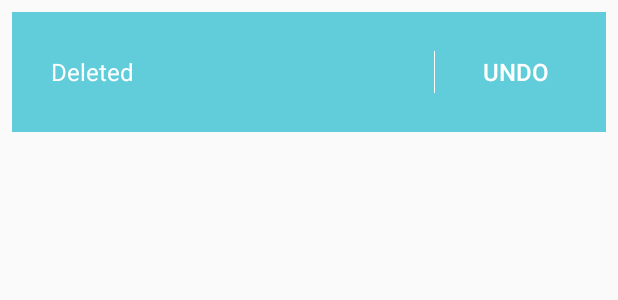
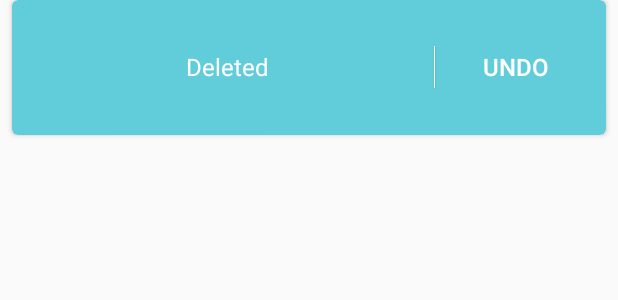
Before and after one commit to nattsw/ListViewAnimation, an Android app: the layout undo_row.xml on its own in the app's theme, with its tools: preview values and no code run, on a phone screen of 412 x 824 dp. Shown: the top 300 px of the screen. Run offline under Robolectric (Android 15) with nearby library versions, the phone set to English and light mode, and no system bars.

Commit message:
Undo row looks like notification layout.

```diff
--- a/app/src/main/res/layout/undo_row.xml
+++ b/app/src/main/res/layout/undo_row.xml
@@ -2,25 +2,42 @@
 <LinearLayout xmlns:android="http://schemas.android.com/apk/res/android"
     xmlns:tools="http://schemas.android.com/tools"
     android:layout_width="match_parent"
+    android:layout_height="wrap_content">
+
+    <android.support.v7.widget.CardView xmlns:app="http://schemas.android.com/tools"
+        xmlns:card_view="http://schemas.android.com/apk/res-auto"
+        android:id="@+id/notification_card"
+        android:layout_width="match_parent"
+        android:layout_height="@dimen/notification_height"
+        android:layout_marginBottom="@dimen/notification_bottom_margin"
+        android:layout_marginLeft="8dp"
+        android:layout_marginRight="8dp"
+        android:layout_marginTop="@dimen/notification_top_margin"
+        app:cardUseCompatPadding="true"
+        card_view:cardBackgroundColor="@color/blue_green_color"
+        card_view:cardCornerRadius="4dp"
+        card_view:contentPadding="16dp">
+
+        <LinearLayout
+            android:layout_width="match_parent"
             android:layout_height="wrap_content"
             android:orientation="horizontal"
-    android:layout_margin="8dp"
-    android:padding="16dp"
-    tools:ignore="overdraw"
-    android:background="@color/blue_green_color">
+            android:layout_gravity="center">
 
             <TextView
                 android:id="@+id/undo_row_texttv"
                 android:layout_width="0dp"
                 android:layout_height="wrap_content"
+                android:layout_gravity="center_vertical"
+                android:gravity="center"
                 android:layout_weight="1"
-        android:padding="10dp"
                 android:text="Deleted"
                 android:textColor="@android:color/white"
                 android:textSize="16sp" />
 
             <View
                 android:layout_width="1px"
+                android:elevation="1dp"
                 android:layout_height="match_parent"
                 android:layout_margin="10dp"
                 android:background="@android:color/white"
@@ -30,11 +47,13 @@
                 android:id="@+id/undo_row_undobutton"
                 android:layout_width="wrap_content"
                 android:layout_height="wrap_content"
-        android:background="@null"
-        android:padding="10dp"
-        android:paddingRight="8dp"
+                android:layout_gravity="center_vertical"
+                android:background="@android:color/transparent"
                 android:text="Undo"
                 android:textColor="@android:color/white"
                 android:textSize="16sp" />
+        </LinearLayout>
+
+    </android.support.v7.widget.CardView>
 
 </LinearLayout>
```
Lines whose indentation alone changed are shown as unchanged.
